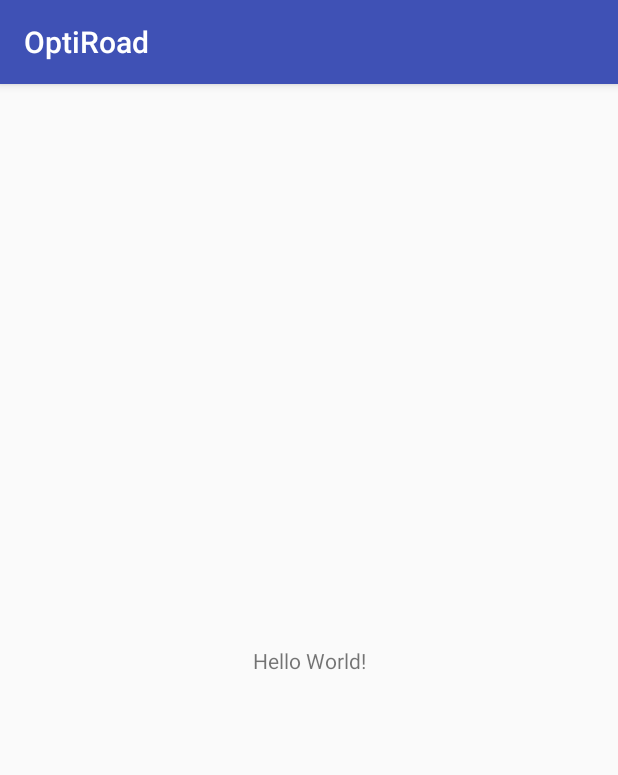
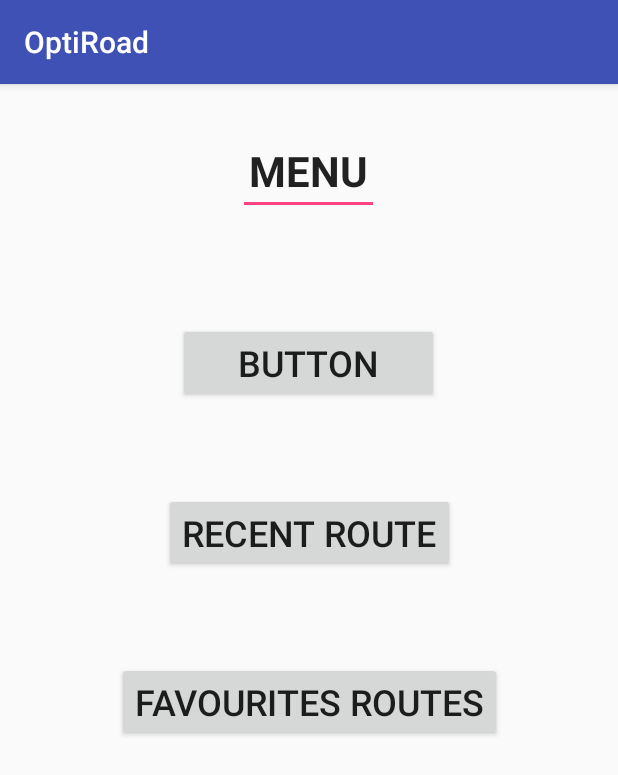
Before and after one commit to Nevette/OptiRoad, an Android app: the screen it shows after launch (MenuActivity), on a phone screen of 412 x 824 dp. Shown: the top 775 px of the screen. Run offline under Robolectric (Android 15) with nearby library versions, the phone set to English and light mode, and no system bars.

Commit message:
Create menu activity

```diff
--- a/app/build.gradle
+++ b/app/build.gradle
@@ -1,11 +1,11 @@
 apply plugin: 'com.android.application'
 
 android {
-    compileSdkVersion 27
+    compileSdkVersion 24
     defaultConfig {
         applicationId "ad.optiroad"
-        minSdkVersion 23
-        targetSdkVersion 27
+        minSdkVersion 21
+        targetSdkVersion 24
         versionCode 1
         versionName "1.0"
         testInstrumentationRunner "android.support.test.runner.AndroidJUnitRunner"
@@ -20,7 +20,7 @@ android {
 
 dependencies {
     implementation fileTree(dir: 'libs', include: ['*.jar'])
-    implementation 'com.android.support:appcompat-v7:27.1.1'
+    implementation 'com.android.support:appcompat-v7:24.2.1'
     implementation 'com.android.support.constraint:constraint-layout:1.1.3'
     testImplementation 'junit:junit:4.12'
     androidTestImplementation 'com.android.support.test:runner:1.0.2'
--- a/app/src/main/res/layout/activity_menu.xml
+++ b/app/src/main/res/layout/activity_menu.xml
@@ -7,13 +7,65 @@
     android:layout_height="match_parent"
     tools:context=".MenuActivity">
 
-    <TextView
+    <Button
+        android:id="@+id/button_plan_route"
+        android:layout_width="174dp"
+        android:layout_height="53dp"
+        android:layout_marginEnd="8dp"
+        android:layout_marginStart="8dp"
+        android:layout_marginTop="72dp"
+        android:text="Button"
+        android:textSize="24sp"
+        android:visibility="visible"
+        app:layout_constraintEnd_toEndOf="parent"
+        app:layout_constraintHorizontal_bias="0.497"
+        app:layout_constraintStart_toStartOf="parent"
+        app:layout_constraintTop_toBottomOf="@+id/text_menu"
+        tools:text="Plan route" />
+
+    <Button
+        android:id="@+id/button_favourites_routes"
         android:layout_width="wrap_content"
         android:layout_height="wrap_content"
-        android:text="Hello World!"
-        app:layout_constraintBottom_toBottomOf="parent"
-        app:layout_constraintLeft_toLeftOf="parent"
-        app:layout_constraintRight_toRightOf="parent"
+        android:layout_marginEnd="8dp"
+        android:layout_marginStart="8dp"
+        android:layout_marginTop="60dp"
+        android:text="Favourites Routes"
+        android:textSize="24sp"
+        android:visibility="visible"
+        app:layout_constraintEnd_toEndOf="parent"
+        app:layout_constraintStart_toStartOf="parent"
+        app:layout_constraintTop_toBottomOf="@+id/button_recent_route" />
+
+    <Button
+        android:id="@+id/button_recent_route"
+        android:layout_width="wrap_content"
+        android:layout_height="0dp"
+        android:layout_marginEnd="8dp"
+        android:layout_marginStart="8dp"
+        android:layout_marginTop="60dp"
+        android:text="Recent route"
+        android:textSize="24sp"
+        android:visibility="visible"
+        app:layout_constraintEnd_toEndOf="parent"
+        app:layout_constraintStart_toStartOf="parent"
+        app:layout_constraintTop_toBottomOf="@+id/button_plan_route" />
+
+    <EditText
+        android:id="@+id/text_menu"
+        android:layout_width="94dp"
+        android:layout_height="51dp"
+        android:layout_marginEnd="8dp"
+        android:layout_marginStart="8dp"
+        android:layout_marginTop="36dp"
+        android:ems="10"
+        android:inputType="textPersonName"
+        android:text="MENU"
+        android:textAlignment="center"
+        android:textSize="28sp"
+        android:textStyle="bold"
+        app:layout_constraintEnd_toEndOf="parent"
+        app:layout_constraintHorizontal_bias="0.498"
+        app:layout_constraintStart_toStartOf="parent"
         app:layout_constraintTop_toTopOf="parent" />
-
 </android.support.constraint.ConstraintLayout>
```
